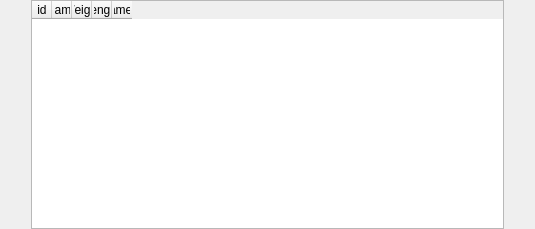
The window that ui_templates/catalog_bullet_list.ui (o-murphy/archer_ballistics_constructor) describes before a commit, drawn with Qt 5.
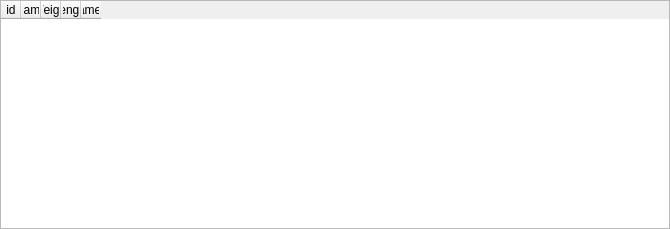
The same window after the commit.

The edit to the form file:
```diff
--- a/ui_templates/catalog_bullet_list.ui
+++ b/ui_templates/catalog_bullet_list.ui
@@ -6,10 +6,16 @@
    <rect>
     <x>0</x>
     <y>0</y>
-    <width>535</width>
+    <width>670</width>
     <height>229</height>
    </rect>
   </property>
+  <property name="sizePolicy">
+   <sizepolicy hsizetype="Preferred" vsizetype="Preferred">
+    <horstretch>0</horstretch>
+    <verstretch>0</verstretch>
+   </sizepolicy>
+  </property>
   <property name="windowTitle">
    <string>Form</string>
   </property>
@@ -31,12 +37,6 @@
    </property>
    <item row="0" column="0">
     <widget class="QTableWidget" name="tableWidget">
-     <property name="maximumSize">
-      <size>
-       <width>473</width>
-       <height>16777215</height>
-      </size>
-     </property>
      <property name="editTriggers">
       <set>QAbstractItemView::NoEditTriggers</set>
      </property>
```
